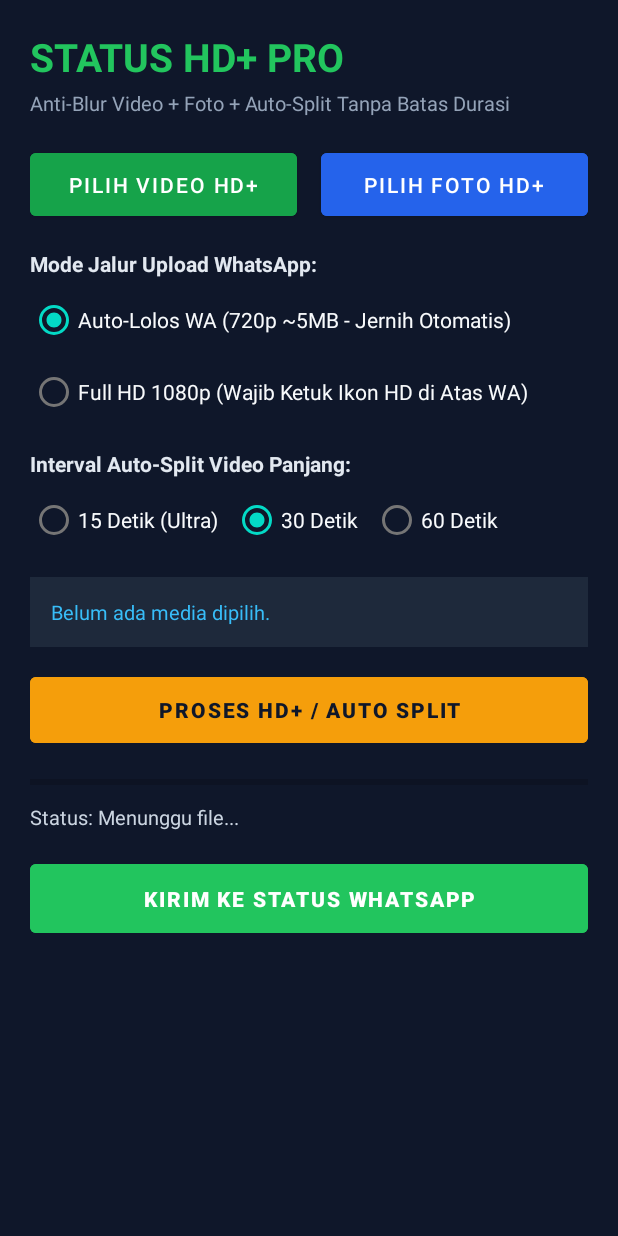
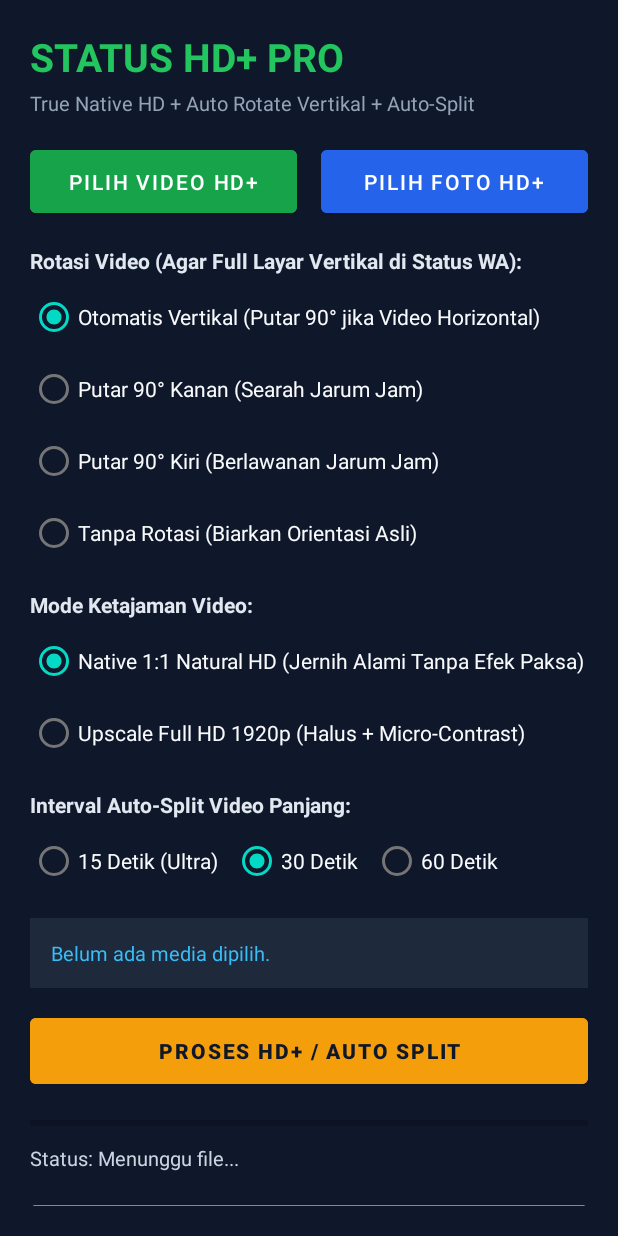
Before and after one commit to sonytaka32-beep/wa-status-hd-splitter, an Android app: the screen it shows after launch (MainActivity), on a phone screen of 412 x 824 dp. Run offline under Robolectric (Android 15) with nearby library versions, the phone set to English and light mode, and no system bars; libraries missing offline, so code that uses them is left out: com.antonkarpenko.ffmpegkit.

Commit message:
Video rotation + Native 1:1 resolution + Natural deblock tuning
VIDEO:
- Auto-rotate horizontal->vertical (transpose=1) for full-screen Status WA
- Manual rotate: 90° Right, 90° Left, or None
- Native 1:1 mode: preserves original pixels (720x1612 stays 720x1612) - NO downscaling to 322p
- Upscale 1920p mode: gentle micro-contrast only
- Natural sharpening: CRF 19 + deblock -1:-1 (no aggressive unsharp halo/ringing)
- Dynamic bitrate ~8.8 MB/clip

UI:
- Rotation: Auto Vertikal / 90° Kanan / 90° Kiri / Tanpa Rotasi
- Quality: Native 1:1 Natural HD / Upscale Full HD 1920p
- Split: 15/30/60 detik

PHOTO: Unchanged - 1920p MP4 stream

```diff
--- a/app/src/main/res/layout/activity_main.xml
+++ b/app/src/main/res/layout/activity_main.xml
@@ -22,14 +22,14 @@
             android:layout_width="wrap_content"
             android:layout_height="wrap_content"
             android:layout_marginTop="4dp"
-            android:text="Anti-Blur Video + Foto + Auto-Split Tanpa Batas Durasi"
+            android:text="True Native HD + Auto Rotate Vertikal + Auto-Split"
             android:textColor="#94A3B8"
             android:textSize="13sp" />
 
         <LinearLayout
             android:layout_width="match_parent"
             android:layout_height="wrap_content"
-            android:layout_marginTop="18dp"
+            android:layout_marginTop="16dp"
             android:orientation="horizontal">
 
             <Button
@@ -57,7 +57,52 @@
             android:layout_width="wrap_content"
             android:layout_height="wrap_content"
             android:layout_marginTop="16dp"
-            android:text="Mode Jalur Upload WhatsApp:"
+            android:text="Rotasi Video (Agar Full Layar Vertikal di Status WA):"
+            android:textColor="#E2E8F0"
+            android:textStyle="bold" />
+
+        <RadioGroup
+            android:id="@+id/rgRotateMode"
+            android:layout_width="match_parent"
+            android:layout_height="wrap_content"
+            android:layout_marginTop="4dp"
+            android:orientation="vertical">
+
+            <RadioButton
+                android:id="@+id/rbRotateAuto"
+                android:layout_width="wrap_content"
+                android:layout_height="wrap_content"
+                android:checked="true"
+                android:text="Otomatis Vertikal (Putar 90° jika Video Horizontal)"
+                android:textColor="#F8FAFC" />
+
+            <RadioButton
+                android:id="@+id/rbRotateRight"
+                android:layout_width="wrap_content"
+                android:layout_height="wrap_content"
+                android:text="Putar 90° Kanan (Searah Jarum Jam)"
+                android:textColor="#F8FAFC" />
+
+            <RadioButton
+                android:id="@+id/rbRotateLeft"
+                android:layout_width="wrap_content"
+                android:layout_height="wrap_content"
+                android:text="Putar 90° Kiri (Berlawanan Jarum Jam)"
+                android:textColor="#F8FAFC" />
+
+            <RadioButton
+                android:id="@+id/rbRotateNone"
+                android:layout_width="wrap_content"
+                android:layout_height="wrap_content"
+                android:text="Tanpa Rotasi (Biarkan Orientasi Asli)"
+                android:textColor="#F8FAFC" />
+        </RadioGroup>
+
+        <TextView
+            android:layout_width="wrap_content"
+            android:layout_height="wrap_content"
+            android:layout_marginTop="14dp"
+            android:text="Mode Ketajaman Video:"
             android:textColor="#E2E8F0"
             android:textStyle="bold" />
 
@@ -69,18 +114,18 @@
             android:orientation="vertical">
 
             <RadioButton
-                android:id="@+id/rbAutoBypass"
+                android:id="@+id/rbNativeHd"
                 android:layout_width="wrap_content"
                 android:layout_height="wrap_content"
                 android:checked="true"
-                android:text="Auto-Lolos WA (720p ~5MB - Jernih Otomatis)"
+                android:text="Native 1:1 Natural HD (Jernih Alami Tanpa Efek Paksa)"
                 android:textColor="#F8FAFC" />
 
             <RadioButton
-                android:id="@+id/rbForce1080p"
+                android:id="@+id/rbUpscale1080p"
                 android:layout_width="wrap_content"
                 android:layout_height="wrap_content"
-                android:text="Full HD 1080p (Wajib Ketuk Ikon HD di Atas WA)"
+                android:text="Upscale Full HD 1920p (Halus + Micro-Contrast)"
                 android:textColor="#F8FAFC" />
         </RadioGroup>
 
```
Also changed, not shown: app/src/main/java/com/statushd/pro/MainActivity.kt (+118 -36 lines).
